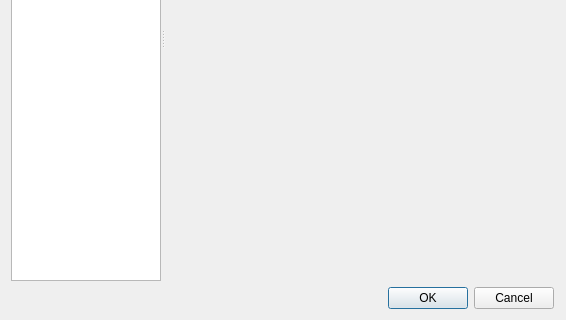
The window that preferences.ui (caoaolong/ringz) describes before a commit, drawn with Qt 5; both pictures show x 0 to 566 and y 216 to 536 of the 566 by 536 pixel window.
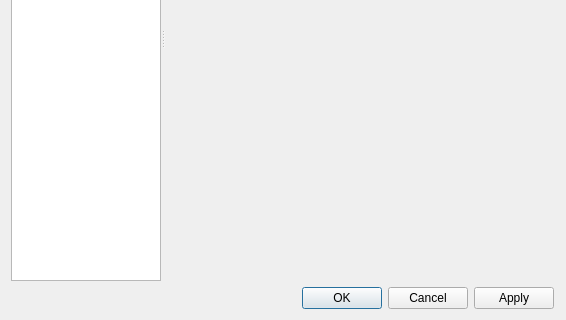
The same window after the commit.

```diff
--- a/preferences.ui
+++ b/preferences.ui
@@ -118,7 +118,7 @@
       <enum>Qt::Horizontal</enum>
      </property>
      <property name="standardButtons">
-      <set>QDialogButtonBox::Cancel|QDialogButtonBox::Ok</set>
+      <set>QDialogButtonBox::Apply|QDialogButtonBox::Cancel|QDialogButtonBox::Ok</set>
      </property>
     </widget>
    </item>
```
